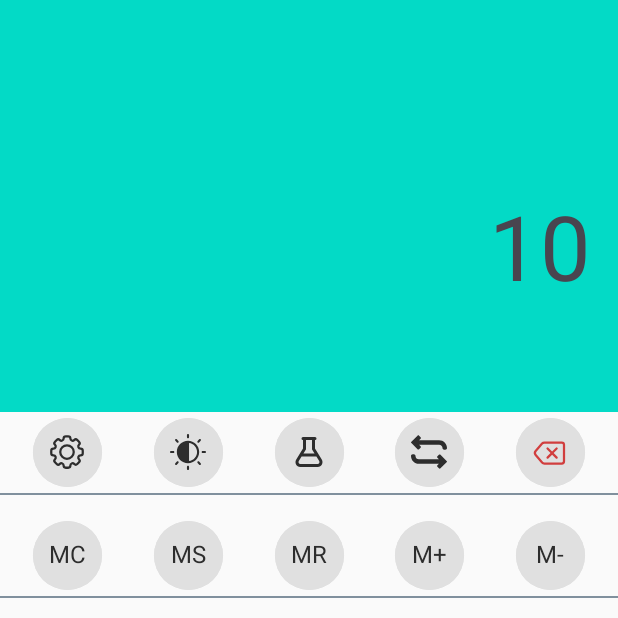
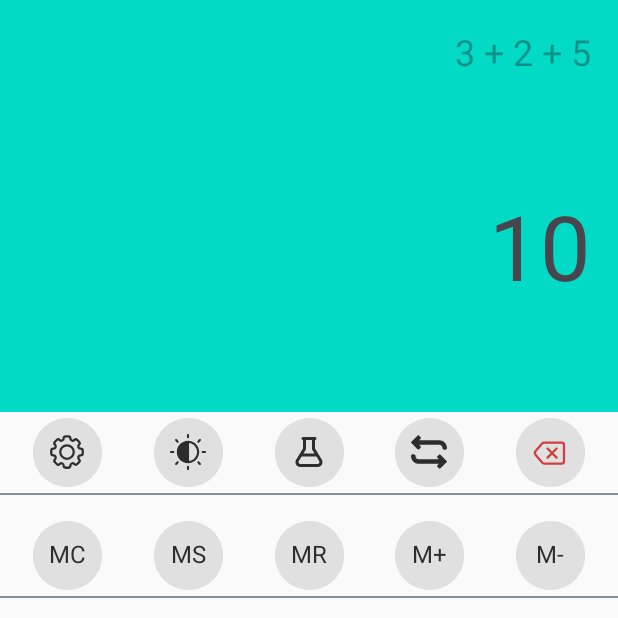
Before and after one commit to dottibug/calculator_app_comp_2161, an Android app: the screen it shows after launch (MainActivity), on a phone screen of 412 x 824 dp, the top half of it. Run offline under Robolectric (Android 15) with nearby library versions, the phone set to English and light mode, and no system bars; our stand-ins replace data binding; Roboto replaces fonts that are not available here.

Commit message:
bug/equationTextView does not update on number click

```diff
--- a/app/src/main/java/com/example/calculator/CalculatorViewModel.kt
+++ b/app/src/main/java/com/example/calculator/CalculatorViewModel.kt
@@ -21,8 +21,8 @@ class CalculatorViewModel : ViewModel() {
 
     // Update equation
     fun onNumberClicked(number: String) {
-        Log.i("testcat", "Number 5 clicked: Calculator ViewModel")
         _equation.value += number
+        Log.i("testcat", "equation value: ${_equation.value}")
     }
 
     // Update result
--- a/app/src/main/java/com/example/calculator/DisplayFragment.kt
+++ b/app/src/main/java/com/example/calculator/DisplayFragment.kt
@@ -1,7 +1,6 @@
 package com.example.calculator
 
 import android.os.Bundle
-import android.util.Log
 import android.view.LayoutInflater
 import android.view.View
 import android.view.ViewGroup
@@ -9,8 +8,7 @@ import androidx.fragment.app.Fragment
 import androidx.fragment.app.viewModels
 import androidx.lifecycle.lifecycleScope
 import com.example.calculator.databinding.FragmentDisplayBinding
-import kotlinx.coroutines.flow.launchIn
-import kotlinx.coroutines.flow.onEach
+import kotlinx.coroutines.launch
 
 // Fragment to display the running equation and result of the calculation
 class DisplayFragment : Fragment() {
@@ -24,14 +22,24 @@ class DisplayFragment : Fragment() {
     ): View {
         // Inflate the dataBinding layout for this fragment
         binding = FragmentDisplayBinding.inflate(inflater, container, false)
+        val view = binding.root
 
         // Update the equation string when state changes
-        viewModel.equation.onEach { equation ->
-            Log.i("testcat", "Number 5 clicked: Display Fragment")
-//            binding.equation.text = equation
-            binding.viewModel = viewModel
-        }.launchIn(viewLifecycleOwner.lifecycleScope)
+        binding.viewModel = viewModel
 
-        return binding.root
+        // Collect the equation state flow and update the equation string
+        lifecycleScope.launch {
+            viewModel.equation.collect { equation ->
+                binding.textViewEquation.text = equation
+            }
+        }
+
+
+//        viewModel.equation.onEach { equation ->
+//            Log.i("testcat", "equation: $equation")
+//            binding.textViewEquation.text = equation
+//        }.launchIn(viewLifecycleOwner.lifecycleScope)
+
+        return view
     }
 }
--- a/app/src/main/java/com/example/calculator/NumberPadFragment.kt
+++ b/app/src/main/java/com/example/calculator/NumberPadFragment.kt
@@ -1,7 +1,6 @@
 package com.example.calculator
 
 import android.os.Bundle
-import android.util.Log
 import android.view.LayoutInflater
 import android.view.View
 import android.view.ViewGroup
@@ -27,7 +26,6 @@ class NumberPadFragment : Fragment() {
     }
 
     private fun createNumberClickListeners() {
-        Log.i("testcat", "Number 5 clicked: NumberPad Fragment")
         binding.button5.setOnClickListener {
             viewModel.onNumberClicked("5")
         }
--- a/app/src/main/res/layout/fragment_display.xml
+++ b/app/src/main/res/layout/fragment_display.xml
@@ -20,9 +20,11 @@
         tools:context=".DisplayFragment">
 
         <TextView
-            android:id="@+id/equation"
+            android:id="@+id/textViewEquation"
             android:layout_width="0dp"
             android:layout_height="wrap_content"
+
+            android:hint="@string/running_equation"
             android:text="@{viewModel.equation}"
             android:textAlignment="viewEnd"
             android:textSize="24sp"
@@ -42,7 +44,7 @@
             app:layout_constraintBottom_toBottomOf="parent"
             app:layout_constraintEnd_toEndOf="parent"
             app:layout_constraintStart_toStartOf="parent"
-            app:layout_constraintTop_toBottomOf="@+id/equation"
+            app:layout_constraintTop_toBottomOf="@+id/textViewEquation"
             app:layout_constraintVertical_bias="0.58000004" />
     </androidx.constraintlayout.widget.ConstraintLayout>
 </layout>
```
